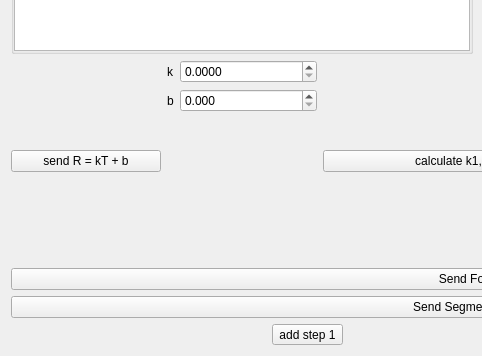
MRsoymilk/MySerial, file src/form/FormPlotCorrection/fitting/formfittingsin.ui: the form before one commit; both pictures show x 0 to 482 and y 401 to 757 of the 953 by 757 pixel window.
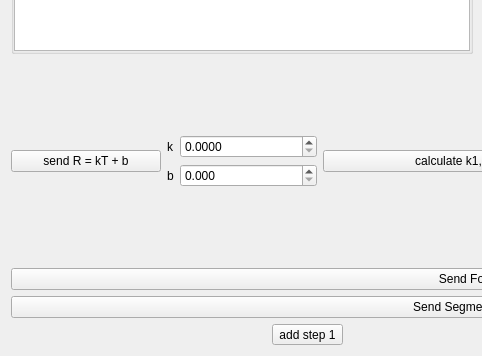
The form after the commit.

The edit to the form file:
```diff
--- a/src/form/FormPlotCorrection/fitting/formfittingsin.ui
+++ b/src/form/FormPlotCorrection/fitting/formfittingsin.ui
@@ -485,21 +485,14 @@
        </item>
        <item>
         <layout class="QFormLayout" name="formLayout_2">
-         <item row="0" column="0">
+         <item row="1" column="0">
           <widget class="QLabel" name="label_R_k">
            <property name="text">
             <string>k</string>
            </property>
           </widget>
          </item>
-         <item row="1" column="0">
-          <widget class="QLabel" name="label_R_b">
-           <property name="text">
-            <string>b</string>
-           </property>
-          </widget>
-         </item>
-         <item row="0" column="1">
+         <item row="1" column="1">
           <widget class="QDoubleSpinBox" name="doubleSpinBoxR_k">
            <property name="decimals">
             <number>4</number>
@@ -509,7 +502,14 @@
            </property>
           </widget>
          </item>
-         <item row="1" column="1">
+         <item row="2" column="0">
+          <widget class="QLabel" name="label_R_b">
+           <property name="text">
+            <string>b</string>
+           </property>
+          </widget>
+         </item>
+         <item row="2" column="1">
           <widget class="QDoubleSpinBox" name="doubleSpinBoxR_b">
            <property name="decimals">
             <number>3</number>
@@ -519,6 +519,32 @@
            </property>
           </widget>
          </item>
+         <item row="0" column="0" colspan="2">
+          <spacer name="verticalSpacer">
+           <property name="orientation">
+            <enum>Qt::Orientation::Vertical</enum>
+           </property>
+           <property name="sizeHint" stdset="0">
+            <size>
+             <width>20</width>
+             <height>40</height>
+            </size>
+           </property>
+          </spacer>
+         </item>
+         <item row="3" column="0" colspan="2">
+          <spacer name="verticalSpacer_2">
+           <property name="orientation">
+            <enum>Qt::Orientation::Vertical</enum>
+           </property>
+           <property name="sizeHint" stdset="0">
+            <size>
+             <width>20</width>
+             <height>40</height>
+            </size>
+           </property>
+          </spacer>
+         </item>
         </layout>
        </item>
       </layout>
```
Left out of the diff: 2 changed lines with no effect on the pictures.
